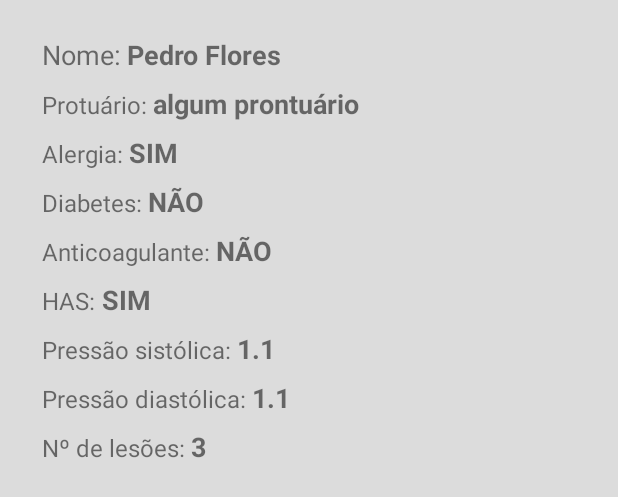
After one commit to pedrotlf/ufes-labcin, an Android app: the layout fragment_dialog_surgery_patient_details.xml on its own in the app's theme, with its tools: preview values and no code run, on a phone screen of 412 x 824 dp. The commit adds this screen. Shown: the top 497 px of the screen. Run offline under Robolectric (Android 15) with nearby library versions, the phone set to English and light mode, and no system bars.

Commit message:
Implementada tela de detalhes da lesão para modulo de cirurgia; Adicionado Dialog para exibir os dados do paciente encontrado na busca, podendo confirmar caso seja o esperado.

```diff
--- a/app/src/main/java/br/com/ufes/pedrotlf/pad/data/SadeRepository.kt
+++ b/app/src/main/java/br/com/ufes/pedrotlf/pad/data/SadeRepository.kt
@@ -33,12 +33,13 @@ class SadeRepository constructor(private val sadeApi: SadeApi) {
 
     suspend fun sendSurgeryPatientLesion(
         susNumber: String,
-        lesion: SurgeryPatientLesionDTO
+        lesion: SurgeryPatientLesionDTO,
+        images: List<String>
     ){
         return sadeApi.sendSurgeryPatientLesion(susNumber, BuildConfig.REPO_API_TOKEN,
             lesion.diaMaior, lesion.diaMenor, lesion.diagnosis, lesion.secDiagnosis,
             lesion.procedure, lesion.obs, lesion.surgeon,
-            lesion.images.generateMultipartList("imagem")
+            images.generateMultipartList("imagem")
         )
     }
 
--- a/app/src/main/java/br/com/ufes/pedrotlf/pad/data/dto/SurgeryPatientDTO.kt
+++ b/app/src/main/java/br/com/ufes/pedrotlf/pad/data/dto/SurgeryPatientDTO.kt
@@ -1,14 +1,18 @@
 package br.com.ufes.pedrotlf.pad.data.dto
 
+import android.os.Parcelable
 import com.fasterxml.jackson.annotation.JsonProperty
+import kotlinx.android.parcel.Parcelize
 
+@Parcelize
 data class SurgeryPatientDTO(
     @JsonProperty("nome") val name: String,
     @JsonProperty("pront") val medicalRecord: String,
     @JsonProperty("alergia") val allergy: String,
+    @JsonProperty("diabetes") val diabetes: String,
     @JsonProperty("anticoagulante") val anticoagulant: String,
     @JsonProperty("has") val has: String,
     @JsonProperty("pressao_sis") val systolicPressure: Double,
     @JsonProperty("nLesoes") val numLesions: Int,
     @JsonProperty("pressao_dis") val diastolicPressure: Double,
-)
+): Parcelable
--- a/app/src/main/java/br/com/ufes/pedrotlf/pad/ui/surgery/SurgerySearchPatientViewModel.kt
+++ b/app/src/main/java/br/com/ufes/pedrotlf/pad/ui/surgery/SurgerySearchPatientViewModel.kt
@@ -4,6 +4,7 @@ import androidx.lifecycle.LiveData
 import androidx.lifecycle.MutableLiveData
 import androidx.lifecycle.ViewModel
 import androidx.lifecycle.viewModelScope
+import br.com.ufes.pedrotlf.pad.SingleLiveEvent
 import br.com.ufes.pedrotlf.pad.data.Resource
 import br.com.ufes.pedrotlf.pad.data.SadeRepository
 import br.com.ufes.pedrotlf.pad.data.dto.SurgeryPatientDTO
@@ -16,7 +17,7 @@ class SurgerySearchPatientViewModel @Inject constructor(
     private val sadeRepository: SadeRepository
 ): ViewModel() {
 
-    private val _patientRequest = MutableLiveData<Resource<SurgeryPatientDTO>>()
+    private val _patientRequest = SingleLiveEvent<Resource<SurgeryPatientDTO>>()
     val patientRequest: LiveData<Resource<SurgeryPatientDTO>> = _patientRequest
 
     fun searchPatient(susNumber: String) = viewModelScope.launch {
--- a/app/src/main/res/layout/fragment_dermatology_new_patient_lesion.xml
+++ b/app/src/main/res/layout/fragment_dermatology_new_patient_lesion.xml
@@ -70,7 +70,7 @@
                     android:layout_marginTop="20dp"
                     android:layout_marginHorizontal="@dimen/spacingMargin"
                     android:singleLine="true"
-                    android:hint="@string/dermatology_new_patient_lesion_diagnostic"
+                    android:hint="@string/dermatology_new_patient_lesion_diagnosis"
                     android:textColor="@color/color_primary"
                     app:layout_constraintEnd_toEndOf="parent"
                     app:layout_constraintStart_toStartOf="parent"
@@ -87,7 +87,7 @@
                     android:layout_marginTop="20dp"
                     android:layout_marginHorizontal="@dimen/spacingMargin"
                     android:singleLine="true"
-                    android:hint="@string/dermatology_new_patient_lesion_diagnostic_secondary"
+                    android:hint="@string/dermatology_new_patient_lesion_diagnosis_secondary"
                     android:textColor="@color/color_primary"
                     app:layout_constraintEnd_toEndOf="parent"
                     app:layout_constraintStart_toStartOf="parent"
--- /dev/null
+++ b/app/src/main/res/layout/fragment_dialog_surgery_patient_details.xml
@@ -0,0 +1,187 @@
+<?xml version="1.0" encoding="utf-8"?>
+<LinearLayout xmlns:android="http://schemas.android.com/apk/res/android"
+    xmlns:app="http://schemas.android.com/apk/res-auto"
+    xmlns:tools="http://schemas.android.com/tools"
+    android:layout_width="match_parent"
+    android:layout_height="wrap_content"
+    android:orientation="vertical"
+    android:paddingVertical="24dp">
+    <LinearLayout
+        android:layout_width="match_parent"
+        android:layout_height="wrap_content"
+        android:layout_marginHorizontal="@dimen/spacingMargin">
+        <TextView
+            android:layout_width="wrap_content"
+            android:layout_height="wrap_content"
+            android:textSize="18sp"
+            android:text="@string/surgery_patient_details_name_prefix"/>
+        <TextView
+            android:id="@+id/dialog_surgery_patient_details_name"
+            android:layout_width="wrap_content"
+            android:layout_height="wrap_content"
+            android:layout_marginStart="4dp"
+            android:textSize="18sp"
+            android:textStyle="bold"
+            tools:text="Pedro Flores"/>
+    </LinearLayout>
+
+    <LinearLayout
+        android:layout_width="match_parent"
+        android:layout_height="wrap_content"
+        android:layout_marginTop="8dp"
+        android:layout_marginHorizontal="@dimen/spacingMargin">
+        <TextView
+            android:layout_width="wrap_content"
+            android:layout_height="wrap_content"
+            android:textSize="16sp"
+            android:text="@string/surgery_patient_details_medical_record_prefix"/>
+        <TextView
+            android:id="@+id/dialog_surgery_patient_details_medical_record"
+            android:layout_width="wrap_content"
+            android:layout_height="wrap_content"
+            android:layout_marginStart="4dp"
+            android:textStyle="bold"
+            android:textSize="18sp"
+            tools:text="algum prontuário"/>
+    </LinearLayout>
+
+    <LinearLayout
+        android:layout_width="match_parent"
+        android:layout_height="wrap_content"
+        android:layout_marginTop="8dp"
+        android:layout_marginHorizontal="@dimen/spacingMargin">
+        <TextView
+            android:layout_width="wrap_content"
+            android:layout_height="wrap_content"
+            android:textSize="16sp"
+            android:text="@string/surgery_patient_details_allergy_prefix"/>
+        <TextView
+            android:id="@+id/dialog_surgery_patient_details_allergy"
+            android:layout_width="wrap_content"
+            android:layout_height="wrap_content"
+            android:layout_marginStart="4dp"
+            android:textStyle="bold"
+            android:textSize="18sp"
+            tools:text="SIM"/>
+    </LinearLayout>
+
+    <LinearLayout
+        android:layout_width="match_parent"
+        android:layout_height="wrap_content"
+        android:layout_marginTop="8dp"
+        android:layout_marginHorizontal="@dimen/spacingMargin">
+        <TextView
+            android:layout_width="wrap_content"
+            android:layout_height="wrap_content"
+            android:textSize="16sp"
+            android:text="@string/surgery_patient_details_diabetes_prefix"/>
+        <TextView
+            android:id="@+id/dialog_surgery_patient_details_diabetes"
+            android:layout_width="wrap_content"
+            android:layout_height="wrap_content"
+            android:layout_marginStart="4dp"
+            android:textStyle="bold"
+            android:textSize="18sp"
+            tools:text="NÃO"/>
+    </LinearLayout>
+
+    <LinearLayout
+        android:layout_width="match_parent"
+        android:layout_height="wrap_content"
+        android:layout_marginTop="8dp"
+        android:layout_marginHorizontal="@dimen/spacingMargin">
+        <TextView
+            android:layout_width="wrap_content"
+            android:layout_height="wrap_content"
+            android:textSize="16sp"
+            android:text="@string/surgery_patient_details_anticoagulant_prefix"/>
+        <TextView
+            android:id="@+id/dialog_surgery_patient_details_anticoagulant"
+            android:layout_width="wrap_content"
+            android:layout_height="wrap_content"
+            android:layout_marginStart="4dp"
+            android:textStyle="bold"
+            android:textSize="18sp"
+            tools:text="NÃO"/>
+    </LinearLayout>
+
+    <LinearLayout
+        android:layout_width="match_parent"
+        android:layout_height="wrap_content"
+        android:layout_marginTop="8dp"
+        android:layout_marginHorizontal="@dimen/spacingMargin">
+        <TextView
+            android:layout_width="wrap_content"
+            android:layout_height="wrap_content"
+            android:textSize="16sp"
+            android:text="@string/surgery_patient_details_has_prefix"/>
+        <TextView
+            android:id="@+id/dialog_surgery_patient_details_has"
+            android:layout_width="wrap_content"
+            android:layout_height="wrap_content"
+            android:layout_marginStart="4dp"
+            android:textStyle="bold"
+            android:textSize="18sp"
+            tools:text="SIM"/>
+    </LinearLayout>
+
+    <LinearLayout
+        android:layout_width="match_parent"
+        android:layout_height="wrap_content"
+        android:layout_marginTop="8dp"
+        android:layout_marginHorizontal="@dimen/spacingMargin">
+        <TextView
+            android:layout_width="wrap_content"
+            android:layout_height="wrap_content"
+            android:textSize="16sp"
+            android:text="@string/surgery_patient_details_systolic_pressure_prefix"/>
+        <TextView
+            android:id="@+id/dialog_surgery_patient_details_systolic_pressure"
+            android:layout_width="wrap_content"
+            android:layout_height="wrap_content"
+            android:layout_marginStart="4dp"
+            android:textStyle="bold"
+            android:textSize="18sp"
+            tools:text="1.1"/>
+    </LinearLayout>
+
+    <LinearLayout
+        android:layout_width="match_parent"
+        android:layout_height="wrap_content"
+        android:layout_marginTop="8dp"
+        android:layout_marginHorizontal="@dimen/spacingMargin">
+        <TextView
+            android:layout_width="wrap_content"
+            android:layout_height="wrap_content"
+            android:textSize="16sp"
+            android:text="@string/surgery_patient_details_diastolic_pressure_prefix"/>
+        <TextView
+            android:id="@+id/dialog_surgery_patient_details_diastolic_pressure"
+            android:layout_width="wrap_content"
+            android:layout_height="wrap_content"
+            android:layout_marginStart="4dp"
+            android:textStyle="bold"
+            android:textSize="18sp"
+            tools:text="1.1"/>
+    </LinearLayout>
+
+    <LinearLayout
+        android:layout_width="match_parent"
+        android:layout_height="wrap_content"
+        android:layout_marginTop="8dp"
+        android:layout_marginHorizontal="@dimen/spacingMargin">
+        <TextView
+            android:layout_width="wrap_content"
+            android:layout_height="wrap_content"
+            android:textSize="16sp"
+            android:text="@string/surgery_patient_details_lesions_number_prefix"/>
+        <TextView
+            android:id="@+id/dialog_surgery_patient_details_lesions_number"
+            android:layout_width="wrap_content"
+            android:layout_height="wrap_content"
+            android:layout_marginStart="4dp"
+            android:textStyle="bold"
+            android:textSize="18sp"
+            tools:text="3"/>
+    </LinearLayout>
+</LinearLayout>
--- a/app/src/main/res/values/strings.xml
+++ b/app/src/main/res/values/strings.xml
@@ -27,8 +27,8 @@
     <string name="dermatology_new_patient_data_next">Próximo</string>
 
     <string name="dermatology_new_patient_lesion_body_region">Região da lesão</string>
-    <string name="dermatology_new_patient_lesion_diagnostic">Diagnóstico</string>
-    <string name="dermatology_new_patient_lesion_diagnostic_secondary">Diagnóstico secundário</string>
+    <string name="dermatology_new_patient_lesion_diagnosis">Diagnóstico</string>
+    <string name="dermatology_new_patient_lesion_diagnosis_secondary">Diagnóstico secundário</string>
     <string name="dermatology_new_patient_lesion_related_title">Em relação à lesão:</string>
     <string name="dermatology_new_patient_lesion_grown">Cresceu?</string>
     <string name="dermatology_new_patient_lesion_itched">Coçou?</string>
@@ -36,7 +36,7 @@
     <string name="dermatology_new_patient_lesion_hurt">Doeu?</string>
     <string name="dermatology_new_patient_lesion_pattern_changed">Mudou o padrão?</string>
     <string name="dermatology_new_patient_lesion_relief">Lesão em relevo?</string>
-    <string name="dermatology_new_patient_lesion_next">Próximo</string>
+    <string name="dermatology_new_patient_lesion_next">@string/word_next</string>
 
     <string name="dermatology_new_patient_lesion_photos_camera">Câmera</string>
     <string name="dermatology_new_patient_lesion_photos_album">Álbum</string>
@@ -51,6 +51,26 @@
 
     <string name="surgery_search_patient_header">Buscar Paciente</string>
 
+    <string name="surgery_patient_details_name_prefix">Nome:</string>
+    <string name="surgery_patient_details_medical_record_prefix">Protuário:</string>
+    <string name="surgery_patient_details_allergy_prefix">Alergia:</string>
+    <string name="surgery_patient_details_has_prefix">HAS:</string>
+    <string name="surgery_patient_details_diabetes_prefix">Diabetes:</string>
+    <string name="surgery_patient_details_anticoagulant_prefix">Anticoagulante:</string>
+    <string name="surgery_patient_details_systolic_pressure_prefix">Pressão sistólica:</string>
+    <string name="surgery_patient_details_diastolic_pressure_prefix">Pressão diastólica:</string>
+    <string name="surgery_patient_details_lesions_number_prefix">Nº de lesões:</string>
+
+    <string name="surgery_patient_details_header">Detalhes da lesão</string>
+
+    <string name="surgery_patient_details_higher_day_hint">Dia maior</string>
+    <string name="surgery_patient_details_lower_day_hint">Dia menor</string>
+    <string name="surgery_patient_details_diagnosis_hint">Diagnóstico</string>
+    <string name="surgery_patient_details_diagnosis_secondary_hint">Diagnóstico secundário</string>
+    <string name="surgery_patient_details_procedure_hint">Procedimento</string>
+    <string name="surgery_patient_details_obs_hint">Observações</string>
+    <string name="surgery_patient_details_surgeon_hint">Cirurgião</string>
+
     <string name="loading_default_text">Carregando...</string>
 
     <string name="word_cirurgia">Cirurgia</string>
@@ -58,4 +78,6 @@
     <string name="word_sim">Sim</string>
     <string name="word_nao">Não</string>
     <string name="word_confirm">Confirmar</string>
+    <string name="word_continue">Continuar</string>
+    <string name="word_next">Próximo</string>
 </resources>
```
Also changed, not shown: app/src/main/java/br/com/ufes/pedrotlf/pad/data/dto/SurgeryPatientLesionDTO.kt (+5 -2 lines), app/src/main/java/br/com/ufes/pedrotlf/pad/ui/surgery/SurgeryPatientDetailsFragment.kt (added, +29 -0 lines), app/src/main/java/br/com/ufes/pedrotlf/pad/ui/surgery/SurgerySearchPatientFragment.kt (+34 -2 lines), app/src/main/res/layout/fragment_surgery_patient_details.xml (added, +192 -0 lines), app/src/main/res/navigation/navigation_main.xml (+14 -1 lines).
